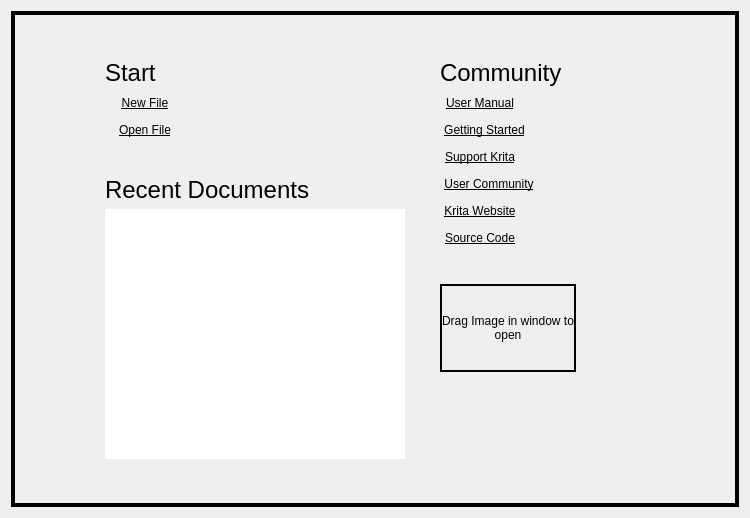
KDE/krita, file libs/ui/forms/KisWelcomePage.ui: the form before one commit.
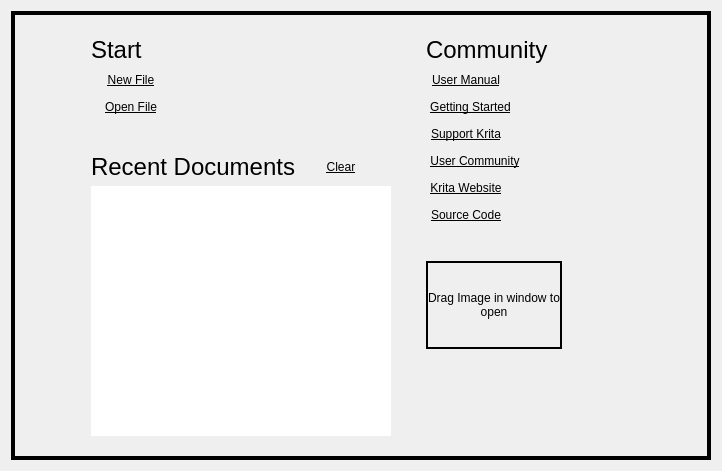
The form after the commit.

Commit message: Add ability to clear the recent files from welcome screen

The edit to the form file:
```diff
--- a/libs/ui/forms/KisWelcomePage.ui
+++ b/libs/ui/forms/KisWelcomePage.ui
@@ -6,8 +6,8 @@
    <rect>
     <x>0</x>
     <y>0</y>
-    <width>750</width>
-    <height>518</height>
+    <width>722</width>
+    <height>471</height>
    </rect>
   </property>
   <property name="sizePolicy">
@@ -19,8 +19,8 @@
   <property name="autoFillBackground">
    <bool>false</bool>
   </property>
-  <layout class="QGridLayout" name="gridLayout">
-   <item row="0" column="0">
+  <layout class="QHBoxLayout" name="horizontalLayout_11">
+   <item>
     <widget class="QFrame" name="dropFrameBorder">
      <property name="frameShape">
       <enum>QFrame::Box</enum>
@@ -575,6 +575,8 @@
          </layout>
         </item>
         <item>
+         <layout class="QHBoxLayout" name="horizontalLayout_10">
+          <item>
          <widget class="QLabel" name="recentDocumentsLabel">
           <property name="font">
            <font>
@@ -585,6 +587,48 @@
            <string>Recent Documents</string>
           </property>
          </widget>
+          </item>
+          <item>
+           <widget class="QPushButton" name="clearRecentFilesLink">
+            <property name="sizePolicy">
+             <sizepolicy hsizetype="Fixed" vsizetype="Fixed">
+              <horstretch>0</horstretch>
+              <verstretch>0</verstretch>
+             </sizepolicy>
+            </property>
+            <property name="font">
+             <font>
+              <underline>true</underline>
+             </font>
+            </property>
+            <property name="focusPolicy">
+             <enum>Qt::NoFocus</enum>
+            </property>
+            <property name="text">
+             <string>Clear</string>
+            </property>
+            <property name="checkable">
+             <bool>false</bool>
+            </property>
+            <property name="flat">
+             <bool>true</bool>
+            </property>
+           </widget>
+          </item>
+          <item>
+           <spacer name="horizontalSpacer_12">
+            <property name="orientation">
+             <enum>Qt::Horizontal</enum>
+            </property>
+            <property name="sizeHint" stdset="0">
+             <size>
+              <width>5</width>
+              <height>20</height>
+             </size>
+            </property>
+           </spacer>
+          </item>
+         </layout>
         </item>
         <item>
          <widget class="QListView" name="recentDocumentsListView">
```
Lines whose indentation alone changed are shown as unchanged. The commit also changes 4 other files.
